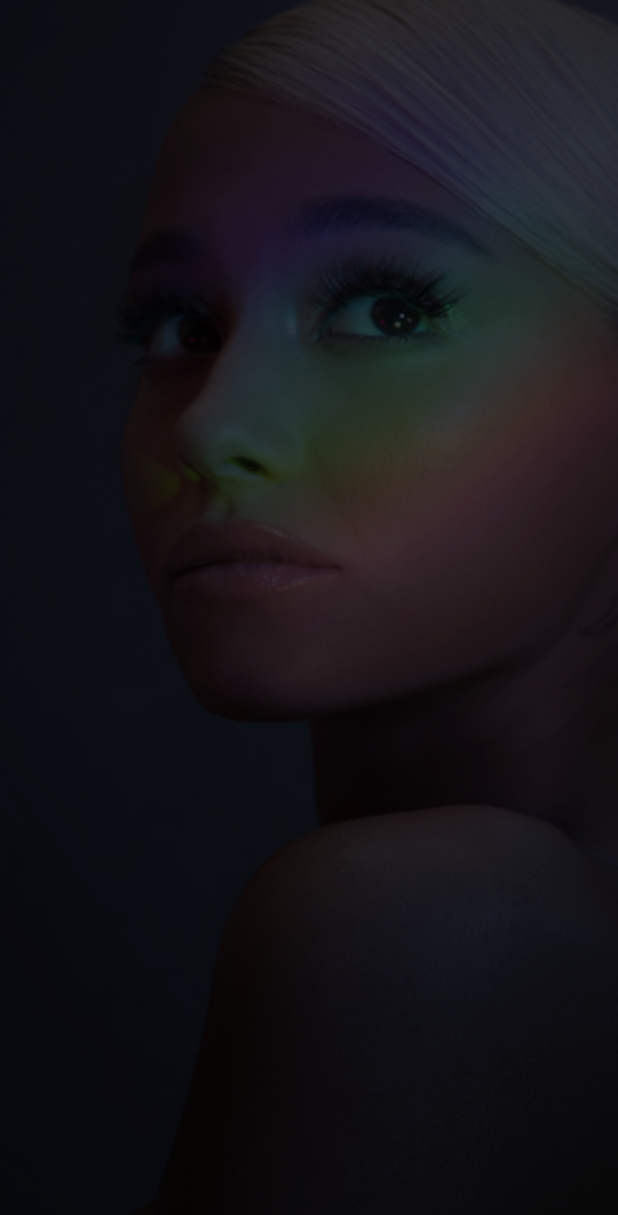
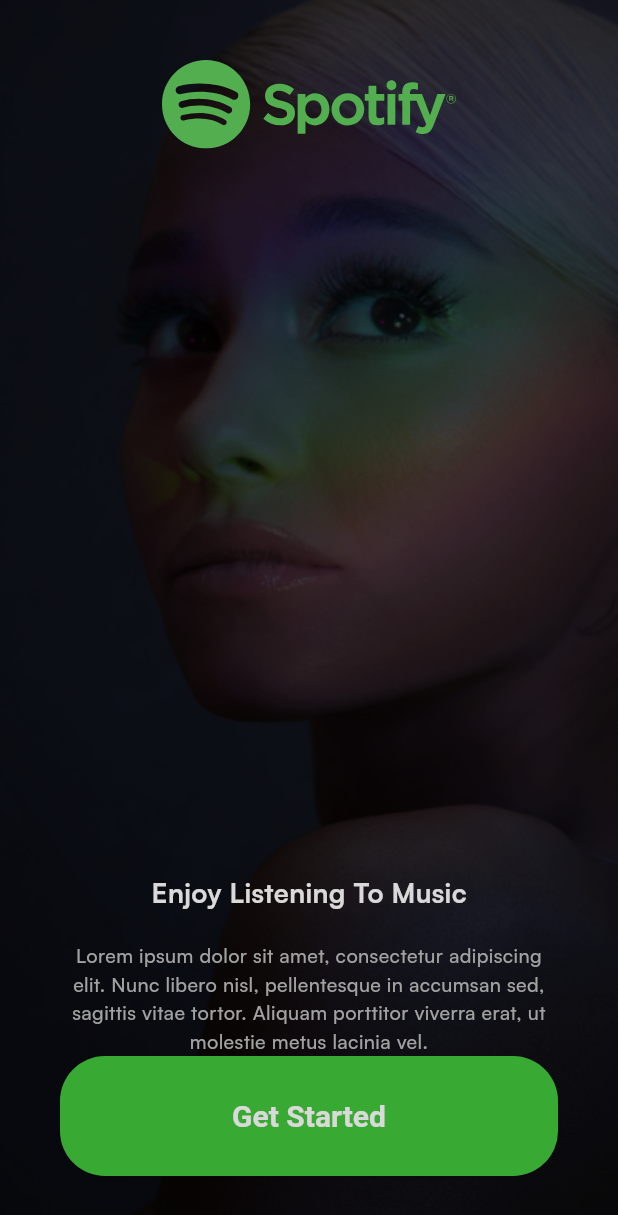
Before and after one commit to UmutSeyhan0/Spotify, a Flutter app: the screen it shows after launch, on a phone screen of 412 x 824 dp. Shown: the top 1215 px of the screen. Run offline on Flutter 3.47's test engine with Material 3 defaults, Android fonts, the phone set to English and light mode, and no system bars; our stand-ins replace flutter_svg.

Commit message:
get started page

```diff
--- /dev/null
+++ b/lib/common/widgets/button/basic_app_button.dart
@@ -0,0 +1,23 @@
+import 'package:flutter/material.dart';
+
+class BasicAppButton extends StatelessWidget {
+  final VoidCallback onPressed;
+  final String title;
+  final double? height;
+  const BasicAppButton(
+      {required this.onPressed, required this.title, this.height, super.key});
+
+  @override
+  Widget build(BuildContext context) {
+    return ElevatedButton(
+      onPressed: () {},
+      child: Text(
+        title,
+        style: TextStyle(color: Colors.white),
+      ),
+      style: ElevatedButton.styleFrom(
+        minimumSize: Size.fromHeight(height ?? 80),
+      ),
+    );
+  }
+}
--- a/lib/core/configs/theme/app_theme.dart
+++ b/lib/core/configs/theme/app_theme.dart
@@ -10,10 +10,14 @@ class AppTheme {
     elevatedButtonTheme: ElevatedButtonThemeData(
       style: ElevatedButton.styleFrom(
         backgroundColor: AppColors.primary,
-              textStyle: TextStyle(fontSize: 20, fontWeight: FontWeight.bold),
+        textStyle: const TextStyle(
+            fontSize: 20, fontWeight: FontWeight.bold, color: Colors.white),
         shape: RoundedRectangleBorder(
           borderRadius: BorderRadius.circular(30),
-              ))));
+        ),
+      ),
+    ),
+  );
 
   static final darkTheme = ThemeData(
     primaryColor: AppColors.primary,
@@ -23,8 +27,11 @@ class AppTheme {
     elevatedButtonTheme: ElevatedButtonThemeData(
       style: ElevatedButton.styleFrom(
         backgroundColor: AppColors.primary,
-              textStyle: TextStyle(fontSize: 20, fontWeight: FontWeight.bold),
+        textStyle: const TextStyle(fontSize: 20, fontWeight: FontWeight.bold),
         shape: RoundedRectangleBorder(
           borderRadius: BorderRadius.circular(30),
-              ))));
+        ),
+      ),
+    ),
+  );
 }
--- a/lib/presentation/intro/pages/get_started.dart
+++ b/lib/presentation/intro/pages/get_started.dart
@@ -1,5 +1,9 @@
 import 'package:flutter/material.dart';
+import 'package:flutter_svg/flutter_svg.dart';
+import 'package:spotify/common/widgets/button/basic_app_button.dart';
 import 'package:spotify/core/configs/assets/app_images.dart';
+import 'package:spotify/core/configs/assets/app_vectors.dart';
+import 'package:spotify/core/configs/theme/app_colors.dart';
 
 class GetStartedPage extends StatelessWidget {
   const GetStartedPage({super.key});
@@ -10,9 +14,44 @@ class GetStartedPage extends StatelessWidget {
       body: Stack(
         children: [
           Container(
-            decoration: BoxDecoration(
-                image: DecorationImage(
-                    fit: BoxFit.fill, image: AssetImage(AppImages.introBG))),
+            padding: const EdgeInsets.symmetric(vertical: 40, horizontal: 40),
+            decoration: const BoxDecoration(
+              image: DecorationImage(
+                fit: BoxFit.fill,
+                image: AssetImage(AppImages.introBG),
+              ),
+            ),
+            child: Column(
+              children: [
+                Align(
+                  alignment: Alignment.topCenter,
+                  child: SvgPicture.asset(AppVectors.logo),
+                ),
+                const Spacer(),
+                const Text(
+                  'Enjoy Listening To Music',
+                  style: TextStyle(
+                      fontWeight: FontWeight.bold,
+                      color: Colors.white,
+                      fontSize: 18),
+                ),
+                const SizedBox(
+                  height: 20,
+                ),
+                const Text(
+                  'Lorem ipsum dolor sit amet, consectetur adipiscing elit. Nunc libero nisl, pellentesque in accumsan sed, sagittis vitae tortor. Aliquam porttitor viverra erat, ut molestie metus lacinia vel. ',
+                  style: TextStyle(
+                      fontWeight: FontWeight.w500,
+                      color: AppColors.grey,
+                      fontSize: 13),
+                  textAlign: TextAlign.center,
+                ),
+                BasicAppButton(
+                  onPressed: () {},
+                  title: 'Get Started',
+                )
+              ],
+            ),
           ),
           Container(
             color: Colors.black.withOpacity(0.15),
```
Lines whose indentation alone changed are shown as unchanged.
